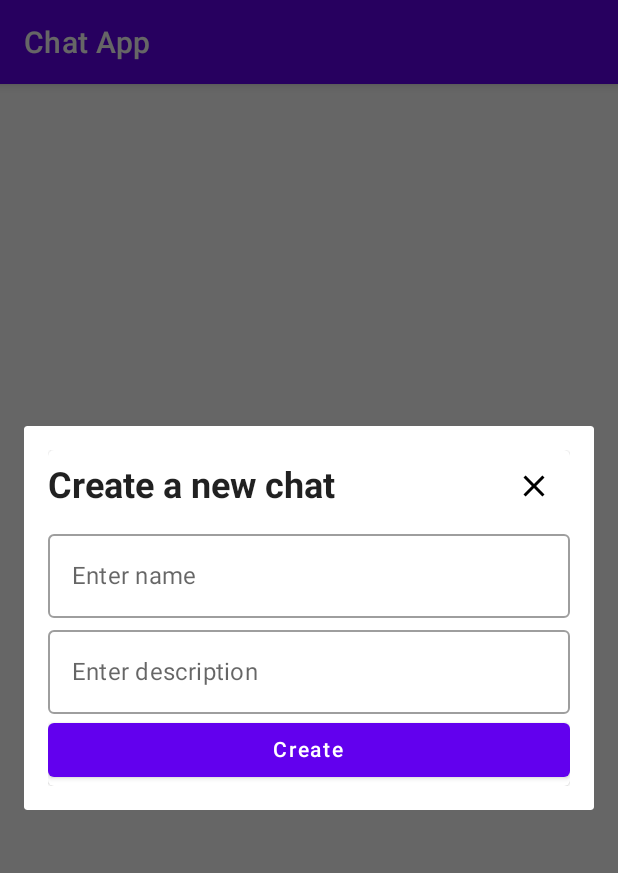
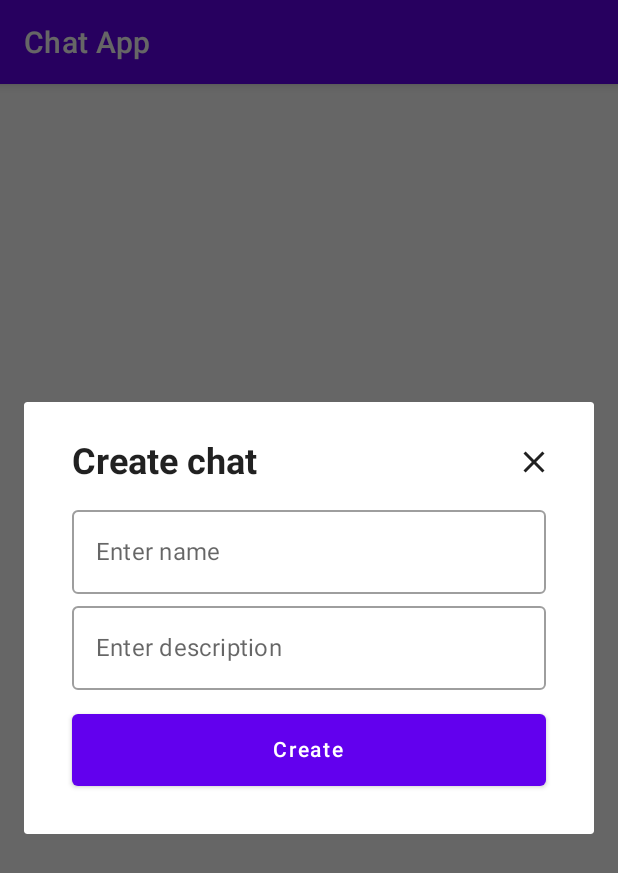
Before and after one commit to marialemon/chat-app, an Android app built with Jetpack Compose: the fragment CreateChatDialogFragment shown on its own in the app's theme, on a phone screen of 412 x 824 dp. Shown: the top 873 px of the screen. Run offline under Robolectric (Android 15) with nearby library versions, the phone set to English and light mode, and no system bars.

Commit message:
move files to another package

```diff
--- a/app/src/main/AndroidManifest.xml
+++ b/app/src/main/AndroidManifest.xml
@@ -10,17 +10,17 @@
         android:supportsRtl="true"
         android:theme="@style/Theme.ChatApp">
         <activity
-            android:name=".ChatActivity"
+            android:name=".ui.ChatActivity"
             android:exported="false"
             android:label="@string/title_activity_chat"
             android:theme="@style/Theme.ChatApp.NoActionBar" />
         <activity
-            android:name=".SignUpActivity"
+            android:name=".ui.SignUpActivity"
             android:exported="false"
             android:label="@string/title_activity_sign_up"
             android:theme="@style/Theme.ChatApp.NoActionBar" />
         <activity
-            android:name=".LoginActivity"
+            android:name=".ui.LoginActivity"
             android:exported="true"
             android:label="@string/title_activity_sign_in"
             android:theme="@style/Theme.ChatApp.NoActionBar">
--- a/app/src/main/java/com/marianunez/chatapp/ChatActivity.kt
+++ b/app/src/main/java/com/marianunez/chatapp/ui/ChatActivity.kt
@@ -1,4 +1,4 @@
-package com.marianunez.chatapp
+package com.marianunez.chatapp.ui
 
 import android.os.Bundle
 import android.view.Menu
@@ -8,9 +8,10 @@ import androidx.appcompat.app.AppCompatActivity
 import androidx.recyclerview.widget.LinearLayoutManager
 import androidx.recyclerview.widget.RecyclerView
 import com.google.firebase.auth.FirebaseAuth
+import com.marianunez.chatapp.R
 import com.marianunez.chatapp.commons.startActivity
 import com.marianunez.chatapp.databinding.ActivityChatBinding
-import com.marianunez.chatapp.fragments.CreateChatDialogFragment
+import com.marianunez.chatapp.ui.fragments.CreateChatDialogFragment
 
 class ChatActivity : AppCompatActivity() {
 
--- a/app/src/main/java/com/marianunez/chatapp/LoginActivity.kt
+++ b/app/src/main/java/com/marianunez/chatapp/ui/LoginActivity.kt
@@ -1,4 +1,4 @@
-package com.marianunez.chatapp
+package com.marianunez.chatapp.ui
 
 import android.os.Bundle
 import android.view.View
--- a/app/src/main/java/com/marianunez/chatapp/SignUpActivity.kt
+++ b/app/src/main/java/com/marianunez/chatapp/ui/SignUpActivity.kt
@@ -1,4 +1,4 @@
-package com.marianunez.chatapp
+package com.marianunez.chatapp.ui
 
 import android.content.Intent
 import android.os.Bundle
--- a/app/src/main/java/com/marianunez/chatapp/fragments/CreateChatDialogFragment.kt
+++ b/app/src/main/java/com/marianunez/chatapp/ui/fragments/CreateChatDialogFragment.kt
@@ -1,4 +1,4 @@
-package com.marianunez.chatapp.fragments
+package com.marianunez.chatapp.ui.fragments
 
 import android.os.Bundle
 import android.view.LayoutInflater
@@ -6,15 +6,17 @@ import android.view.View
 import android.view.ViewGroup
 import androidx.compose.foundation.layout.Arrangement
 import androidx.compose.foundation.layout.Column
+import androidx.compose.foundation.layout.PaddingValues
 import androidx.compose.foundation.layout.Row
 import androidx.compose.foundation.layout.fillMaxWidth
+import androidx.compose.foundation.layout.padding
 import androidx.compose.foundation.layout.wrapContentSize
 import androidx.compose.foundation.text.KeyboardOptions
 import androidx.compose.material.Button
-import androidx.compose.material.Card
 import androidx.compose.material.Icon
 import androidx.compose.material.IconButton
 import androidx.compose.material.OutlinedTextField
+import androidx.compose.material.Surface
 import androidx.compose.material.Text
 import androidx.compose.material.icons.Icons
 import androidx.compose.material.icons.outlined.Close
@@ -25,11 +27,11 @@ import androidx.compose.runtime.remember
 import androidx.compose.runtime.setValue
 import androidx.compose.ui.Alignment
 import androidx.compose.ui.Modifier
-import androidx.compose.ui.graphics.Color
 import androidx.compose.ui.platform.ViewCompositionStrategy
 import androidx.compose.ui.text.font.FontWeight
 import androidx.compose.ui.text.input.KeyboardType
 import androidx.compose.ui.tooling.preview.Preview
+import androidx.compose.ui.unit.dp
 import androidx.compose.ui.unit.sp
 import androidx.fragment.app.DialogFragment
 import com.marianunez.chatapp.databinding.FragmentCreateChatDialogBinding
@@ -55,8 +57,9 @@ class CreateChatDialogFragment : DialogFragment(), View.OnClickListener {
             setViewCompositionStrategy(ViewCompositionStrategy.DisposeOnViewTreeLifecycleDestroyed)
             setContent {
                 ChatAppTheme {
-                    Card(
-                        modifier = Modifier.wrapContentSize()
+                    Surface(
+                        modifier = Modifier
+                            .wrapContentSize()
                     ) {
                         Modal()
                     }
@@ -94,18 +97,29 @@ class CreateChatDialogFragment : DialogFragment(), View.OnClickListener {
             onValueChange = { text = it },
             label = { Text(text = label) },
             keyboardOptions = KeyboardOptions(keyboardType = KeyboardType.Email),
-            modifier = Modifier.fillMaxWidth()
+            modifier = Modifier.fillMaxWidth().padding(horizontal = 16.dp),
         )
     }
 
     @Composable
     fun Title() {
-        Text(text = "Create a new chat", fontWeight = FontWeight.Bold, fontSize = 24.sp)
+        Text(
+            text = "Create chat",
+            fontWeight = FontWeight.Bold,
+            fontSize = 24.sp,
+            modifier = Modifier.padding(horizontal = 16.dp)
+        )
     }
 
     @Composable
     fun ModalButton(text: String) {
-        Button(onClick = { onCreateClicked() }, Modifier.fillMaxWidth()) {
+        Button(
+            onClick = { onCreateClicked() },
+            Modifier
+                .fillMaxWidth()
+                .padding(16.dp),
+            contentPadding = PaddingValues(16.dp)
+        ) {
             Text(text = text)
         }
     }
@@ -114,10 +128,8 @@ class CreateChatDialogFragment : DialogFragment(), View.OnClickListener {
     fun CloseButton() {
         IconButton(onClick = { dismiss() }) {
             Icon(
-                Icons.Outlined.Close,
-                contentDescription = "Close button",
-                Modifier.wrapContentSize(),
-                Color.Black
+                imageVector = Icons.Outlined.Close,
+                contentDescription = "Close button"
             )
         }
     }
--- a/app/src/main/java/com/marianunez/chatapp/fragments/MessageListFragment.kt
+++ b/app/src/main/java/com/marianunez/chatapp/ui/fragments/MessageListFragment.kt
@@ -1,14 +1,12 @@
-package com.marianunez.chatapp.fragments
+package com.marianunez.chatapp.ui.fragments
 
 import android.os.Bundle
 import android.view.LayoutInflater
 import android.view.View
 import android.view.ViewGroup
 import androidx.fragment.app.DialogFragment
-import androidx.fragment.app.Fragment
 import androidx.recyclerview.widget.LinearLayoutManager
 import androidx.recyclerview.widget.RecyclerView
-import com.google.android.material.dialog.MaterialAlertDialogBuilder
 import com.google.android.material.snackbar.Snackbar
 import com.marianunez.chatapp.databinding.FragmentMessageListBinding
 
--- a/app/src/main/res/layout/activity_login.xml
+++ b/app/src/main/res/layout/activity_login.xml
@@ -4,14 +4,14 @@
     xmlns:tools="http://schemas.android.com/tools"
     android:layout_width="match_parent"
     android:layout_height="match_parent"
-    tools:context=".LoginActivity">
+    tools:context=".ui.LoginActivity">
 
     <TextView
         android:layout_width="wrap_content"
         android:layout_height="wrap_content"
         android:text="Hey! Welcome to Chat App!"
+        android:textSize="24sp"
         android:textStyle="bold"
-        android:textSize="24sp"
         app:layout_constraintBottom_toBottomOf="parent"
         app:layout_constraintLeft_toLeftOf="parent"
         app:layout_constraintRight_toRightOf="parent"
@@ -49,6 +49,7 @@
             style="@style/Widget.MaterialComponents.TextInputLayout.OutlinedBox"
             android:layout_width="match_parent"
             android:layout_height="wrap_content"
+            android:layout_marginVertical="@dimen/dimen_xs"
             android:hint="password"
             android:selectAllOnFocus="true"
             app:layout_constraintTop_toBottomOf="@+id/emailField">
--- a/app/src/main/res/layout/activity_sign_up.xml
+++ b/app/src/main/res/layout/activity_sign_up.xml
@@ -6,13 +6,14 @@
     android:layout_height="match_parent"
     android:orientation="vertical"
     android:padding="@dimen/dimen_xxl"
-    tools:context=".SignUpActivity">
+    tools:context=".ui.SignUpActivity">
 
     <com.google.android.material.textfield.TextInputLayout
         android:id="@+id/usernameLayout"
         style="@style/Widget.MaterialComponents.TextInputLayout.OutlinedBox"
         android:layout_width="match_parent"
         android:layout_height="wrap_content"
+        android:layout_marginVertical="@dimen/dimen_xs"
         android:hint="User name"
         android:selectAllOnFocus="true">
 
@@ -30,6 +31,7 @@
         style="@style/Widget.MaterialComponents.TextInputLayout.OutlinedBox"
         android:layout_width="match_parent"
         android:layout_height="wrap_content"
+        android:layout_marginVertical="@dimen/dimen_xs"
         android:hint="Email"
         android:selectAllOnFocus="true"
         app:layout_constraintBottom_toTopOf="@+id/passwordField">
@@ -48,6 +50,7 @@
         style="@style/Widget.MaterialComponents.TextInputLayout.OutlinedBox"
         android:layout_width="match_parent"
         android:layout_height="wrap_content"
+        android:layout_marginVertical="@dimen/dimen_xs"
         android:hint="Password"
         android:selectAllOnFocus="true"
         app:layout_constraintTop_toBottomOf="@+id/emailField">
@@ -65,6 +68,7 @@
         style="@style/Widget.MaterialComponents.TextInputLayout.OutlinedBox"
         android:layout_width="match_parent"
         android:layout_height="wrap_content"
+        android:layout_marginVertical="@dimen/dimen_xs"
         android:hint="Repeat password"
         android:selectAllOnFocus="true"
         app:layout_constraintTop_toBottomOf="@+id/emailField">
```
